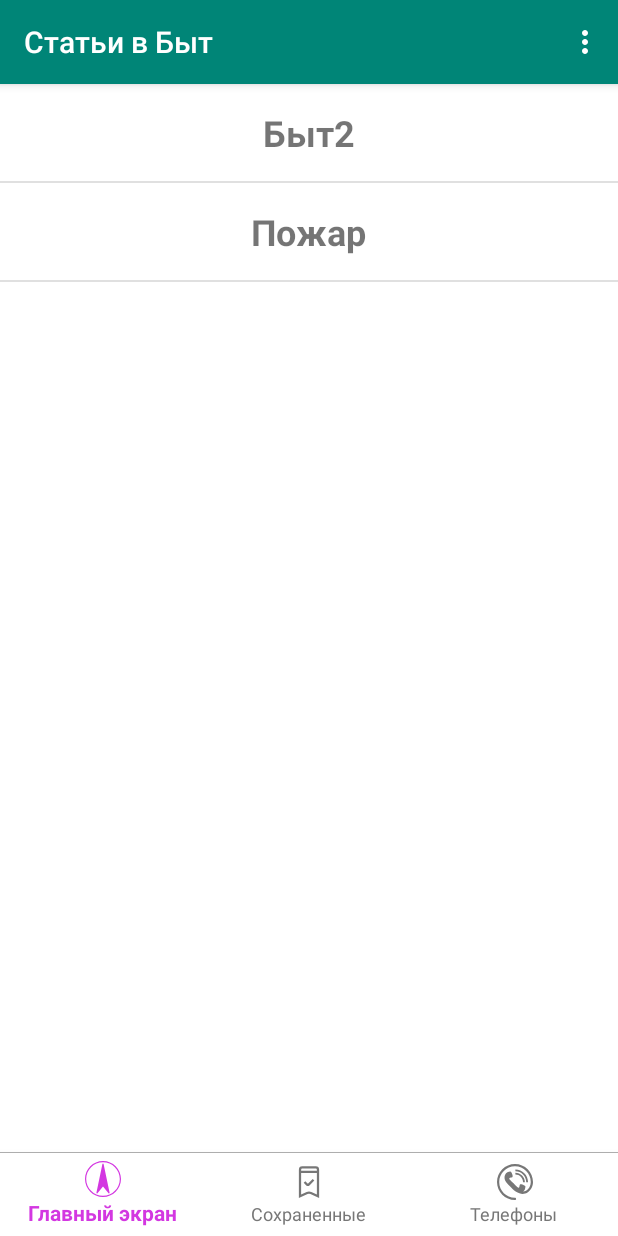
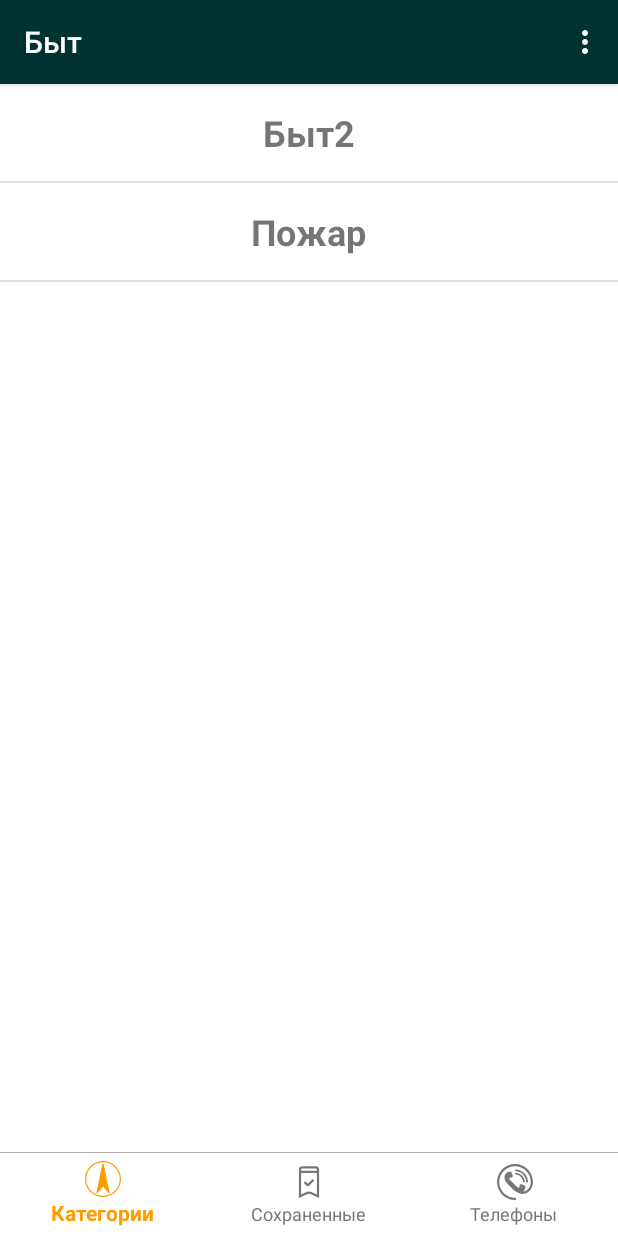
Before and after one commit to esh1n/HowToSurvive, an Android app: the screen it shows after launch (MainActivity), after a tap on "Быт", on a phone screen of 412 x 824 dp. Run offline under Robolectric (Android 15) with nearby library versions, the phone set to English and light mode, and no system bars; our stand-ins replace Room's generated code.

Commit message:
added new icons

```diff
--- a/app/src/main/java/com/esh1n/guidtoarchapp/presentation/MainActivity.kt
+++ b/app/src/main/java/com/esh1n/guidtoarchapp/presentation/MainActivity.kt
@@ -22,7 +22,29 @@ class MainActivity : AppCompatActivity() {
         setupBottomNavigation()
         val restoredMenu = getSelectedFragmentMenuId(savedInstanceState)
         bottom_navigation.selectedItemId = restoredMenu.itemId
-        //addSingleFragmentToContainer(CategoriesFragment.newInstance())
+        initFragmentTransactionsListener()
+    }
+
+    private fun initFragmentTransactionsListener() {
+        supportFragmentManager.addOnBackStackChangedListener { this.processFragmentsSwitching() }
+    }
+
+    private fun processFragmentsSwitching() {
+
+        supportFragmentManager.let {
+            val isInRootFragment = it.backStackEntryCount == 1
+            //TODO move it to main activity
+            //requireActivity().actionBar?.setDisplayHomeAsUpEnabled(!isInRootFragment)
+            if (isInRootFragment) {
+                updateTitleForRootFragment()
+            }
+        }
+
+    }
+
+    private fun updateTitleForRootFragment() {
+        val titleForRootFragment = getTitleByTab(getTabByMenu(bottom_navigation.selectedItemId))
+        setABTitle(titleForRootFragment)
     }
 
     public fun setABTitle(title: CharSequence) {
--- a/app/src/main/res/values/colors.xml
+++ b/app/src/main/res/values/colors.xml
@@ -1,14 +1,14 @@
 <?xml version="1.0" encoding="utf-8"?>
 <resources>
-    <color name="colorPrimary">#008577</color>
+    <color name="colorPrimary">#003330</color>
     <color name="colorPrimaryDark">#00574B</color>
-    <color name="colorAccent">#D81B60</color>
+    <color name="colorAccent">#800600</color>
 
     <color name="buttonLabel">#d3d3d3</color>
 
     <color name="bottom_menu_inactive">#8a8a8f</color>
     <color name="gray_bottom_menu">#777777</color>
-    <color name="bottom_menu_active">#d337e1</color>
+    <color name="bottom_menu_active">#fe9b00</color>
 
     <color name="gray_border_bottom_navigation">#4c000000</color>
     <color name="light_gray">#F1F1F1</color>
--- a/app/src/main/res/values/strings.xml
+++ b/app/src/main/res/values/strings.xml
@@ -4,12 +4,12 @@
     <string name="hint_word">Word...</string>
     <string name="button_save">Save</string>
     <string name="empty_not_saved">Word not saved because it is empty.</string>
-    <string name="menu_main_screen">Главный экран</string>
+    <string name="menu_main_screen">Категории</string>
     <string name="menu_saved_articles">Сохраненные</string>
     <string name="menu_saved_phones">Телефоны</string>
     <string name="child_fragment">Child Fragment</string>
     <string name="text_categories">Категории</string>
     <string name="add_child_screen">Add child fragment</string>
-    <string name="text_artciles_by_title">Статьи в %s</string>
+    <string name="text_artciles_by_title">%s</string>
 
 </resources>
```
Also changed, not shown: app/src/main/res/drawable/ic_category_human.png, app/src/main/res/drawable/ic_category_medicine.png, app/src/main/res/drawable/ic_category_security.png.
